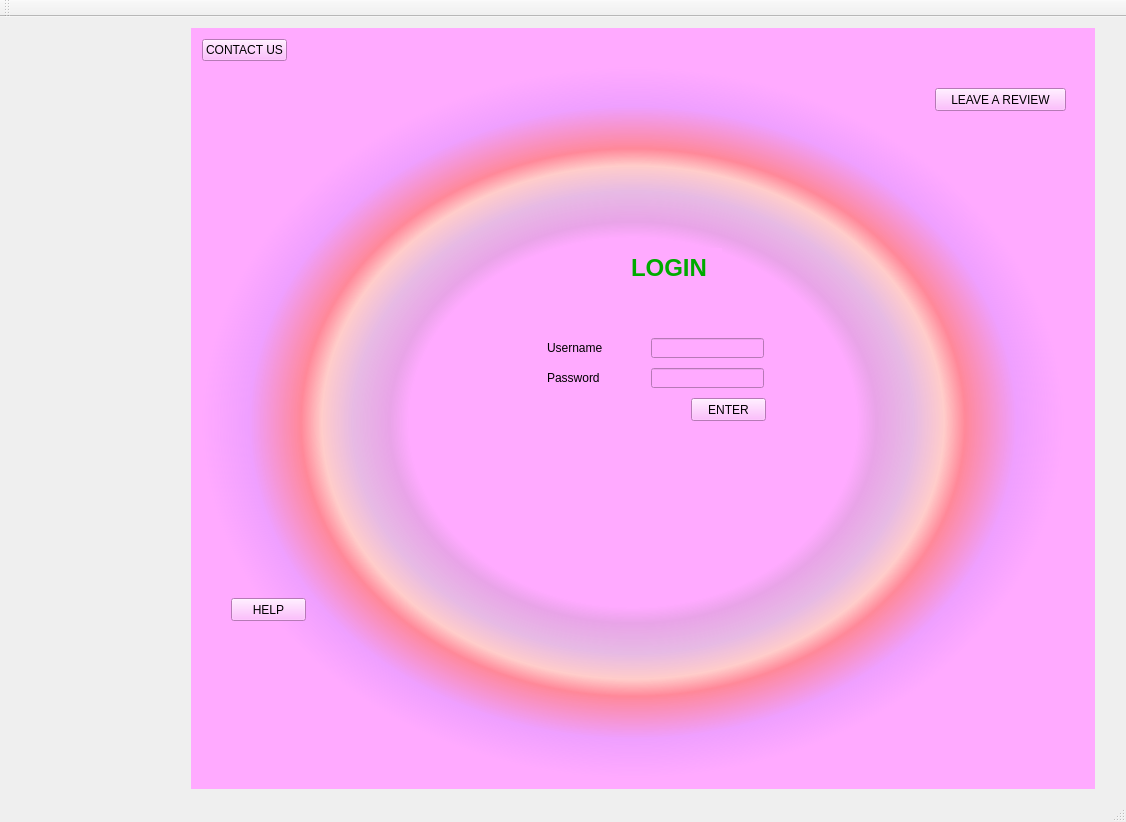
Before: the Qt Designer form mainwindow.ui in TheSoullessOne/Group-Project-2, drawn with Qt 5.
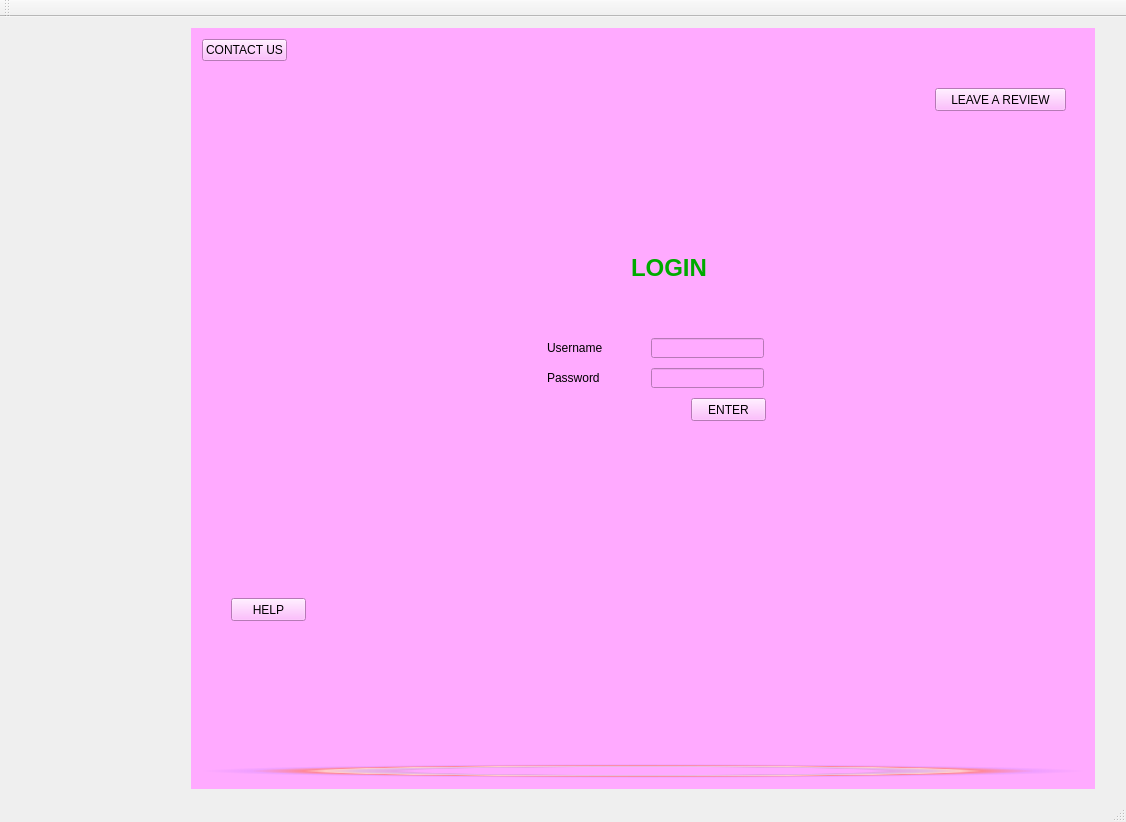
After: the same form once the commit is applied. The open tabs and pages were chosen to show the change. Custom widgets are drawn as their Qt base class.

Diff of the .ui file:
```diff
--- a/mainwindow.ui
+++ b/mainwindow.ui
@@ -82,7 +82,7 @@
         </sizepolicy>
        </property>
        <layout class="QGridLayout" name="gridLayout_3">
-        <item row="1" column="0">
+        <item row="2" column="0">
          <widget class="QLabel" name="wallpaper">
           <property name="sizePolicy">
            <sizepolicy hsizetype="MinimumExpanding" vsizetype="Preferred">
@@ -111,18 +111,22 @@
           </property>
          </widget>
         </item>
-        <item row="1" column="1">
+        <item row="1" column="0">
+         <layout class="QVBoxLayout" name="verticalLayout_3">
+          <item>
          <spacer name="verticalSpacer_4">
           <property name="orientation">
            <enum>Qt::Vertical</enum>
           </property>
           <property name="sizeHint" stdset="0">
            <size>
-            <width>20</width>
-            <height>40</height>
+              <width>58</width>
+              <height>748</height>
            </size>
           </property>
          </spacer>
+          </item>
+         </layout>
         </item>
        </layout>
        <widget class="QLabel" name="login_title">
```
Left out of the diff: 38 changed lines with no effect on the pictures. Lines whose indentation alone changed are shown as unchanged.
